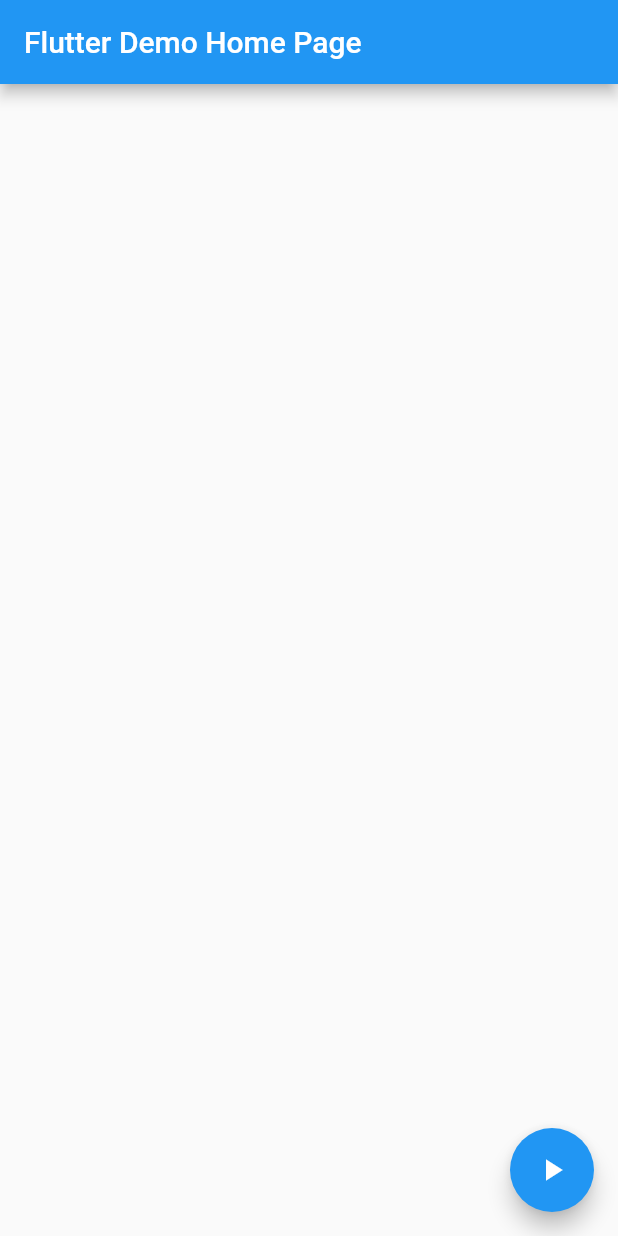
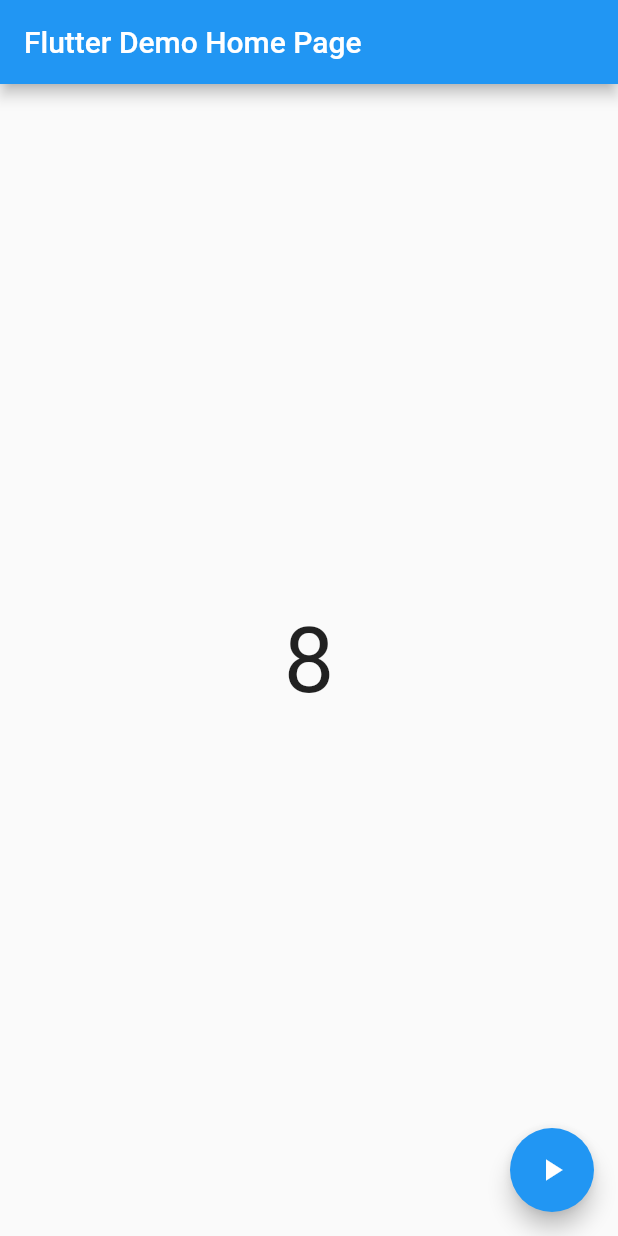
Before and after one commit to teerasej/nextflow-flutter-yield-lab, a Flutter app: the screen it shows after launch, after a tap on the "play arrow" icon, on a phone screen of 412 x 824 dp. Run offline on Flutter 3.47's test engine with Material 2 defaults, Android fonts, the phone set to English and light mode, and no system bars.

```diff
--- a/lib/main.dart
+++ b/lib/main.dart
@@ -8,7 +8,6 @@ class MyApp extends StatelessWidget {
     return MaterialApp(
       title: 'Flutter Demo',
       theme: ThemeData(
-
         primarySwatch: Colors.blue,
       ),
       home: MyHomePage(title: 'Flutter Demo Home Page'),
@@ -19,7 +18,6 @@ class MyApp extends StatelessWidget {
 class MyHomePage extends StatefulWidget {
   MyHomePage({Key key, this.title}) : super(key: key);
 
-
   final String title;
 
   @override
@@ -27,24 +25,32 @@ class MyHomePage extends StatefulWidget {
 }
 
 class _MyHomePageState extends State<MyHomePage> {
+  void _start() {
+  }
 
-  void _start() {
+  Stream<int> asynchronousNaturalsTo(int n) async* {
+    int k = 0;
+    while (k < n) {
+      await Future.delayed(Duration(seconds: 1));
+      print("going to push stream");
+      yield k++;
+    }
+  }
 
-  }
 
   @override
   Widget build(BuildContext context) {
-
     return Scaffold(
       appBar: AppBar(
-
         title: Text(widget.title),
       ),
       body: Center(
-        child: Column(
-
-
-        ),
+        child: StreamBuilder(
+            stream: asynchronousNaturalsTo(10),
+            builder: (context, snapshot) {
+              return Text(snapshot.data.toString()
+              , style: TextStyle(fontSize: 60.0),);
+            }),
       ),
       floatingActionButton: FloatingActionButton(
         onPressed: _start,
```
